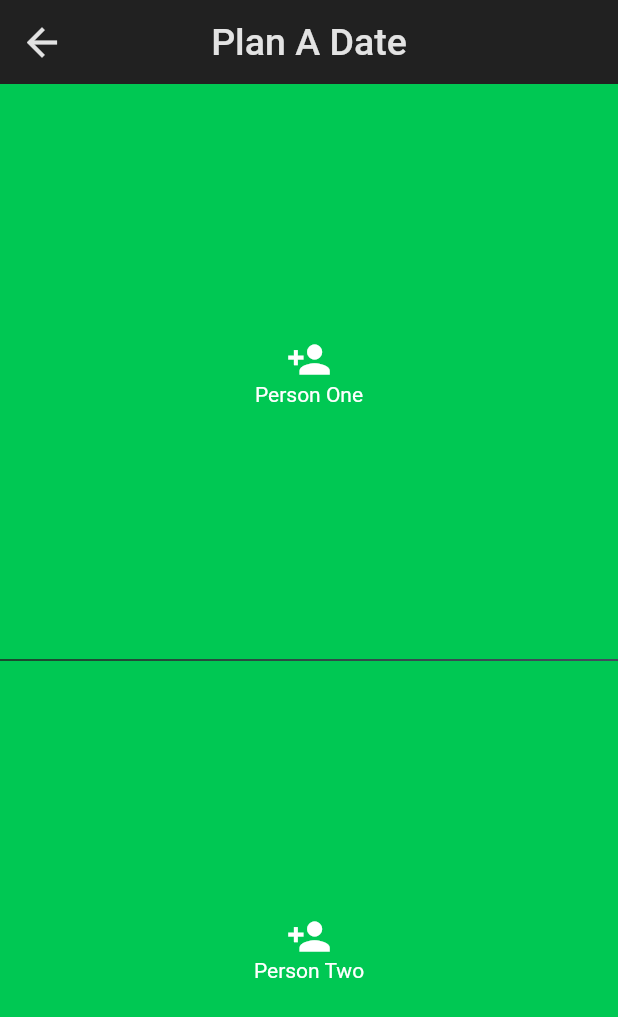
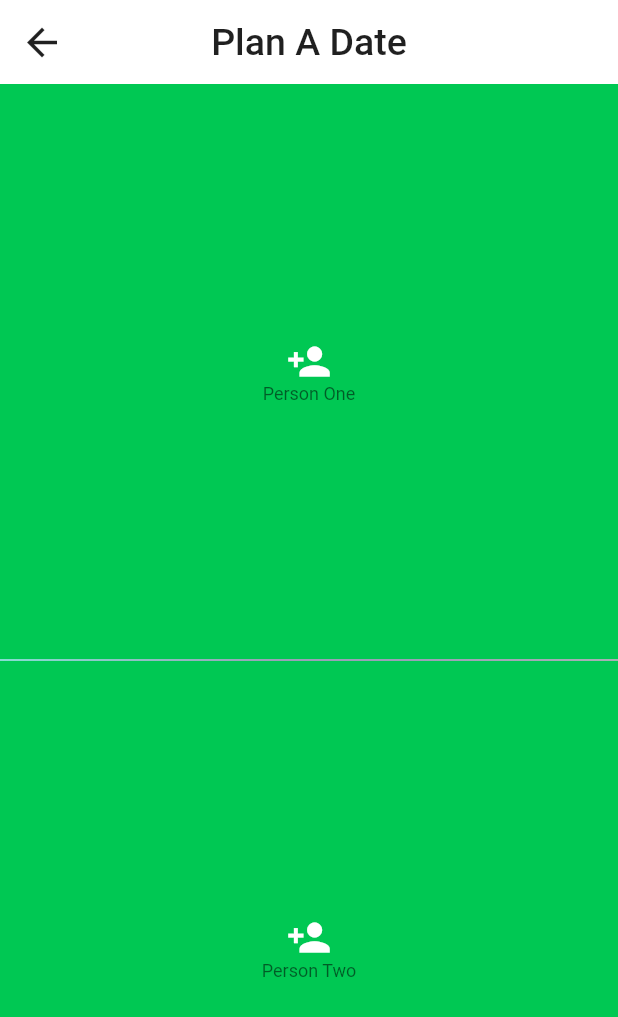
Before and after one commit to ncpleslie/date_night, a Flutter app: the PlanADateSingle screen opened by its route, on a phone screen of 412 x 824 dp. Shown: the top 1017 px of the screen. Run offline on Flutter 3.47's test engine with Material 2 defaults, Android fonts, the phone set to English and light mode, and no system bars; our stand-ins replace auto_size_text, cached_network_image, cloud_firestore, confetti, fancy_bottom_navigation, firebase_core and 6 more; missing offline and left inert: flutter_emoji; accounts and stored records are empty; network calls fail.

Commit message:
Added light theme

```diff
--- a/Client/app/lib/src/config/theme_data.dart
+++ b/Client/app/lib/src/config/theme_data.dart
@@ -3,12 +3,69 @@ import 'package:flutter/cupertino.dart';
 import 'dart:io' show Platform;
 
 class ThemeConfig {
-  static const Color _primary = Colors.deepPurple;
-  static final Color _accent = Colors.deepPurple[300];
-  static const Color _text = Colors.white;
-  static ThemeData get theme => Platform.isIOS ? iOSTheme : iOSTheme;
+  static ThemeData get theme => Platform.isIOS ? iOSThemeLight : iOSThemeLight;
 
-  static final ThemeData iOSTheme = ThemeData(
+  /// Light Theme
+  static final Color _primaryDark = Colors.deepPurple;
+  static final Color _accentDark = Colors.deepPurple[300];
+  static final Color _textDark = Colors.white;
+
+  static final Color backgroundOneLight = Colors.lightBlue[100];
+  static final Color backgroundTwoLight = Colors.red[100];
+  static final Color backgroundThreeLight = Colors.purple[200];
+
+  /// Dark Theme
+  static final Color _primaryLight = Colors.white;
+  static final Color _accentLight = Colors.white54;
+  static final Color _textLight = Colors.black54;
+
+  static final Color backgroundOneDark = Colors.purple[500];
+  static final Color backgroundTwoDark = Colors.purple[800];
+  static final Color backgroundThreeDark = Colors.grey[900];
+
+  static final ThemeData iOSThemeLight = ThemeData(
+      bottomNavigationBarTheme: BottomNavigationBarThemeData(
+          backgroundColor: Colors.white.withOpacity(0.2),
+          unselectedIconTheme: IconThemeData(color: Colors.purple[100]),
+          selectedIconTheme: IconThemeData(color: Colors.purple[300])),
+      backgroundColor: Colors.lightBlue[100],
+      scaffoldBackgroundColor: Colors.white,
+      iconTheme: IconThemeData(color: Colors.white, size: 30),
+      errorColor: Colors.red,
+      brightness: Brightness.light,
+      primaryColor: _primaryLight,
+      accentColor: _accentLight,
+      buttonColor: _primaryLight,
+      cardTheme: CardTheme(
+          elevation: 10,
+          shadowColor: Colors.black38,
+          color: Colors.white.withOpacity(0.6),
+          shape: RoundedRectangleBorder(
+            borderRadius: BorderRadius.circular(25.0),
+          )),
+      dialogBackgroundColor: _accentLight,
+      primaryTextTheme: TextTheme(
+        subtitle1: TextStyle(color: _textLight, fontSize: 12.0),
+        subtitle2: TextStyle(
+            color: _textLight, fontSize: 12.0, fontWeight: FontWeight.bold),
+        bodyText1: TextStyle(color: Colors.black, fontSize: 24.0),
+        bodyText2: TextStyle(
+            color: _textLight, fontSize: 24.0, fontWeight: FontWeight.w300),
+        headline6: TextStyle(color: _textLight, fontSize: 25.0),
+        headline5: TextStyle(color: _textLight, fontSize: 40.0),
+      ),
+      dialogTheme: DialogTheme(
+          shape: RoundedRectangleBorder(
+              borderRadius: BorderRadius.all(Radius.circular(6.0)))),
+      floatingActionButtonTheme: FloatingActionButtonThemeData(
+          elevation: 0, backgroundColor: _accentLight),
+      buttonTheme: ButtonThemeData(
+          buttonColor: _primaryLight,
+          shape: RoundedRectangleBorder(
+              borderRadius: BorderRadius.all(Radius.circular(6.0)))),
+      appBarTheme: AppBarTheme(color: Colors.white, elevation: 0));
+
+  static final ThemeData iOSThemeDark = ThemeData(
       bottomNavigationBarTheme:
           BottomNavigationBarThemeData(backgroundColor: Colors.grey[900]),
       backgroundColor: Colors.purple[500],
@@ -16,46 +73,36 @@ class ThemeConfig {
       iconTheme: IconThemeData(color: Colors.white, size: 30),
       errorColor: Colors.red,
       brightness: Brightness.light,
-      primarySwatch: _primary,
-      primaryColor: _primary,
-      accentColor: _accent,
-      buttonColor: _primary,
+      primaryColor: _primaryDark,
+      accentColor: _accentDark,
+      buttonColor: _primaryDark,
       cardTheme: CardTheme(
           elevation: 10,
           shadowColor: Colors.black,
-          color: _accent,
+          color: _accentDark,
           shape: RoundedRectangleBorder(
             side: BorderSide(color: Colors.black38.withOpacity(0.2), width: 1),
             borderRadius: BorderRadius.circular(25.0),
           )),
-      dialogBackgroundColor: _accent,
+      dialogBackgroundColor: _accentDark,
       primaryTextTheme: TextTheme(
-        subtitle1: TextStyle(color: _text, fontSize: 12.0),
+        subtitle1: TextStyle(color: _textDark, fontSize: 12.0),
         subtitle2: TextStyle(
-            color: _text, fontSize: 12.0, fontWeight: FontWeight.bold),
-        bodyText1: TextStyle(color: _text, fontSize: 24.0),
+            color: _textDark, fontSize: 12.0, fontWeight: FontWeight.bold),
+        bodyText1: TextStyle(color: _textDark, fontSize: 24.0),
         bodyText2: TextStyle(
-            color: _text, fontSize: 24.0, fontWeight: FontWeight.bold),
-        headline6: TextStyle(color: _text, fontSize: 25.0),
-        headline5: TextStyle(color: _text, fontSize: 40.0),
+            color: _textDark, fontSize: 24.0, fontWeight: FontWeight.w300),
+        headline6: TextStyle(color: _textDark, fontSize: 25.0),
+        headline5: TextStyle(color: _textDark, fontSize: 40.0),
       ),
       dialogTheme: DialogTheme(
           shape: RoundedRectangleBorder(
               borderRadius: BorderRadius.all(Radius.circular(6.0)))),
-      floatingActionButtonTheme:
-          FloatingActionButtonThemeData(elevation: 0, backgroundColor: _accent),
+      floatingActionButtonTheme: FloatingActionButtonThemeData(
+          elevation: 0, backgroundColor: _accentDark),
       buttonTheme: ButtonThemeData(
-          buttonColor: _primary,
+          buttonColor: _primaryDark,
           shape: RoundedRectangleBorder(
               borderRadius: BorderRadius.all(Radius.circular(6.0)))),
       appBarTheme: AppBarTheme(color: Colors.grey[900], elevation: 0));
-
-  static final ThemeData androidTheme = ThemeData(
-    brightness: Brightness.light,
-    primarySwatch: Colors.deepPurple,
-    primaryColor: Colors.deepPurple,
-    accentColor: Colors.deepPurple[300],
-    buttonColor: CupertinoColors.activeBlue,
-    dialogBackgroundColor: Colors.deepPurple[300],
-  );
 }
--- a/Client/app/lib/src/screens/index.dart
+++ b/Client/app/lib/src/screens/index.dart
@@ -41,8 +41,10 @@ class _IndexState extends State<Index> {
         TabData(iconData: Icons.location_city, title: 'Dates Around You'),
         TabData(iconData: Icons.people, title: 'Plan A Date'),
       ],
-      circleColor: Theme.of(context).accentColor,
-      inactiveIconColor: Theme.of(context).accentColor,
+      circleColor:
+          Theme.of(context).bottomNavigationBarTheme.selectedIconTheme.color,
+      inactiveIconColor:
+          Theme.of(context).bottomNavigationBarTheme.unselectedIconTheme.color,
       initialSelection: 0,
       textColor: Theme.of(context).primaryTextTheme.subtitle1.color,
       onTabChangedListener: (int position) {
--- a/Client/app/lib/src/screens/plan_a_date/pick_date_type.dart
+++ b/Client/app/lib/src/screens/plan_a_date/pick_date_type.dart
@@ -106,7 +106,10 @@ class _PickDateTypeState extends State<PickDateType> {
                           softWrap: true,
                           maxLines: 3,
                           textAlign: TextAlign.center,
-                          style: Theme.of(context).primaryTextTheme.subtitle1,
+                          style: Theme.of(context)
+                              .primaryTextTheme
+                              .subtitle1
+                              .copyWith(fontWeight: FontWeight.bold),
                         ),
                       ],
                     ),
@@ -203,14 +206,24 @@ class _PickDateTypeState extends State<PickDateType> {
               child: Text('Room code'),
             ),
             content: TextField(
-              style: TextStyle(fontSize: 20.0),
+              style: TextStyle(fontSize: 30.0, fontWeight: FontWeight.bold),
               autofocus: true,
+              textAlignVertical: TextAlignVertical.center,
               textAlign: TextAlign.center,
               controller: _roomTextController,
               enableInteractiveSelection: true,
               readOnly: true,
-              decoration:
-                  InputDecoration(filled: true, fillColor: Colors.white),
+              decoration: InputDecoration(
+                contentPadding: EdgeInsets.fromLTRB(20, 10, 10, 10),
+                filled: true,
+                fillColor: Colors.white,
+                suffix: Container(
+                  child: Icon(
+                    Icons.copy,
+                    color: Colors.black,
+                  ),
+                ),
+              ),
               onTap: () {
                 Clipboard.setData(ClipboardData(text: roomCode));
                 Flushbar(
--- a/Client/app/lib/src/widgets/dates_around_card.dart
+++ b/Client/app/lib/src/widgets/dates_around_card.dart
@@ -1,10 +1,6 @@
 import 'dart:ui';
-
-import 'package:cached_network_image/cached_network_image.dart';
-import 'package:date_night/src/config/theme_data.dart';
 import 'package:model/main.dart';
 import 'package:model/models/date_around_model.dart';
-import 'package:intl/intl.dart';
 import 'package:flutter/material.dart';
 import 'package:flutter_emoji/flutter_emoji.dart';
 import 'package:auto_size_text/auto_size_text.dart';
@@ -70,7 +66,7 @@ class DatesAroundCard extends StatelessWidget {
                     shape: BoxShape.circle,
                     boxShadow: [
                       BoxShadow(
-                          color: Colors.black38,
+                          color: Theme.of(context).cardTheme.shadowColor,
                           offset: Offset(0, 5),
                           blurRadius: 8)
                     ]),
--- a/Client/app/lib/src/widgets/page_background.dart
+++ b/Client/app/lib/src/widgets/page_background.dart
@@ -1,3 +1,4 @@
+import 'package:date_night/src/config/theme_data.dart';
 import 'package:flutter/material.dart';
 import 'package:flutter/cupertino.dart';
 
@@ -27,8 +28,10 @@ class _PageBackgroundState extends State<PageBackground>
 
   @override
   Widget build(BuildContext context) {
-    final Color gradientStart = Theme.of(context).scaffoldBackgroundColor;
-    final Color gradientEnd = Theme.of(context).backgroundColor;
+    final Color gradientStart = ThemeConfig.backgroundThreeLight;
+    final Color gradientMiddle = ThemeConfig.backgroundTwoLight;
+    final Color gradientEnd = ThemeConfig.backgroundOneLight;
+
     return AnimatedBuilder(
       animation: _controller,
       builder: (BuildContext context, Widget child) {
@@ -38,9 +41,15 @@ class _PageBackgroundState extends State<PageBackground>
             gradient: LinearGradient(
                 begin: const FractionalOffset(0.0, 0.5),
                 end: const FractionalOffset(0.5, 0.0),
-                stops: const <double>[0.0, 1.0],
+                stops: const <double>[0.0, 0.2, 0.3, 0.7, 0.9],
                 colors: !widget.animated
-                    ? <Color>[gradientStart, gradientEnd]
+                    ? <Color>[
+                        gradientEnd,
+                        gradientStart,
+                        gradientStart,
+                        gradientMiddle,
+                        gradientEnd,
+                      ]
                     : <Color>[
                         _colorTween(gradientStart, gradientEnd),
                         _colorTween(gradientEnd, gradientStart),
--- a/Client/app/lib/src/widgets/selection_button.dart
+++ b/Client/app/lib/src/widgets/selection_button.dart
@@ -47,7 +47,10 @@ class SelectionButton extends StatelessWidget {
                         Icons.person_add,
                         color: Theme.of(context).iconTheme.color,
                       ),
-                Text(text)
+                Text(
+                  text,
+                  style: Theme.of(context).primaryTextTheme.subtitle1,
+                )
               ],
             ),
           ),
```
